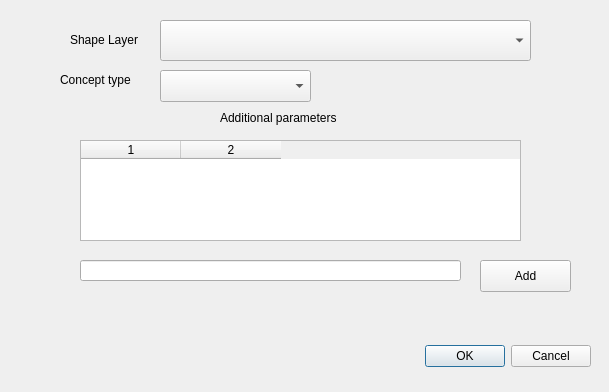
Before: the Qt Designer form cmr_qgis_dialog_base.ui in indiejames/cmr-qgis, drawn with Qt 5.
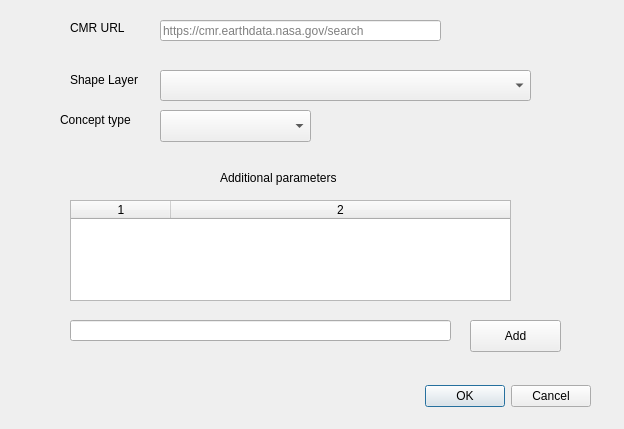
After: the same form once the commit is applied.

Commit message: Add input for cmr url

The edit to the form file:
```diff
--- a/cmr_qgis_dialog_base.ui
+++ b/cmr_qgis_dialog_base.ui
@@ -6,8 +6,8 @@
    <rect>
     <x>0</x>
     <y>0</y>
-    <width>609</width>
-    <height>392</height>
+    <width>624</width>
+    <height>429</height>
    </rect>
   </property>
   <property name="windowTitle">
@@ -17,7 +17,7 @@
    <property name="geometry">
     <rect>
      <x>250</x>
-     <y>340</y>
+     <y>380</y>
      <width>341</width>
      <height>32</height>
     </rect>
@@ -33,9 +33,9 @@
    <property name="geometry">
     <rect>
      <x>160</x>
-     <y>20</y>
+     <y>70</y>
      <width>371</width>
-     <height>41</height>
+     <height>31</height>
     </rect>
    </property>
   </widget>
@@ -43,7 +43,7 @@
    <property name="geometry">
     <rect>
      <x>70</x>
-     <y>30</y>
+     <y>70</y>
      <width>81</width>
      <height>20</height>
     </rect>
@@ -56,7 +56,7 @@
    <property name="geometry">
     <rect>
      <x>220</x>
-     <y>110</y>
+     <y>170</y>
      <width>141</width>
      <height>16</height>
     </rect>
@@ -68,8 +68,8 @@
   <widget class="QLineEdit" name="lineEdit">
    <property name="geometry">
     <rect>
-     <x>80</x>
-     <y>260</y>
+     <x>70</x>
+     <y>320</y>
      <width>381</width>
      <height>21</height>
     </rect>
@@ -81,8 +81,8 @@
   <widget class="QPushButton" name="addButton">
    <property name="geometry">
     <rect>
-     <x>480</x>
-     <y>260</y>
+     <x>470</x>
+     <y>320</y>
      <width>91</width>
      <height>32</height>
     </rect>
@@ -94,8 +94,8 @@
   <widget class="QTableWidget" name="tableWidget">
    <property name="geometry">
     <rect>
-     <x>80</x>
-     <y>140</y>
+     <x>70</x>
+     <y>200</y>
      <width>441</width>
      <height>101</height>
     </rect>
@@ -103,6 +103,9 @@
    <property name="columnCount">
     <number>2</number>
    </property>
+   <attribute name="horizontalHeaderStretchLastSection">
+    <bool>true</bool>
+   </attribute>
    <column/>
    <column/>
   </widget>
@@ -110,7 +113,7 @@
    <property name="geometry">
     <rect>
      <x>160</x>
-     <y>70</y>
+     <y>110</y>
      <width>151</width>
      <height>32</height>
     </rect>
@@ -120,7 +123,7 @@
    <property name="geometry">
     <rect>
      <x>60</x>
-     <y>70</y>
+     <y>110</y>
      <width>81</width>
      <height>20</height>
     </rect>
@@ -129,6 +132,32 @@
     <string>Concept type</string>
    </property>
   </widget>
+  <widget class="QLineEdit" name="cmrUrlLineEdit">
+   <property name="geometry">
+    <rect>
+     <x>160</x>
+     <y>20</y>
+     <width>281</width>
+     <height>21</height>
+    </rect>
+   </property>
+   <property name="placeholderText">
+    <string>https://cmr.earthdata.nasa.gov/search</string>
+   </property>
+  </widget>
+  <widget class="QLabel" name="label_4">
+   <property name="geometry">
+    <rect>
+     <x>70</x>
+     <y>20</y>
+     <width>59</width>
+     <height>16</height>
+    </rect>
+   </property>
+   <property name="text">
+    <string>CMR URL</string>
+   </property>
+  </widget>
  </widget>
  <resources/>
  <connections>
```
The commit also changes 1 other file.
